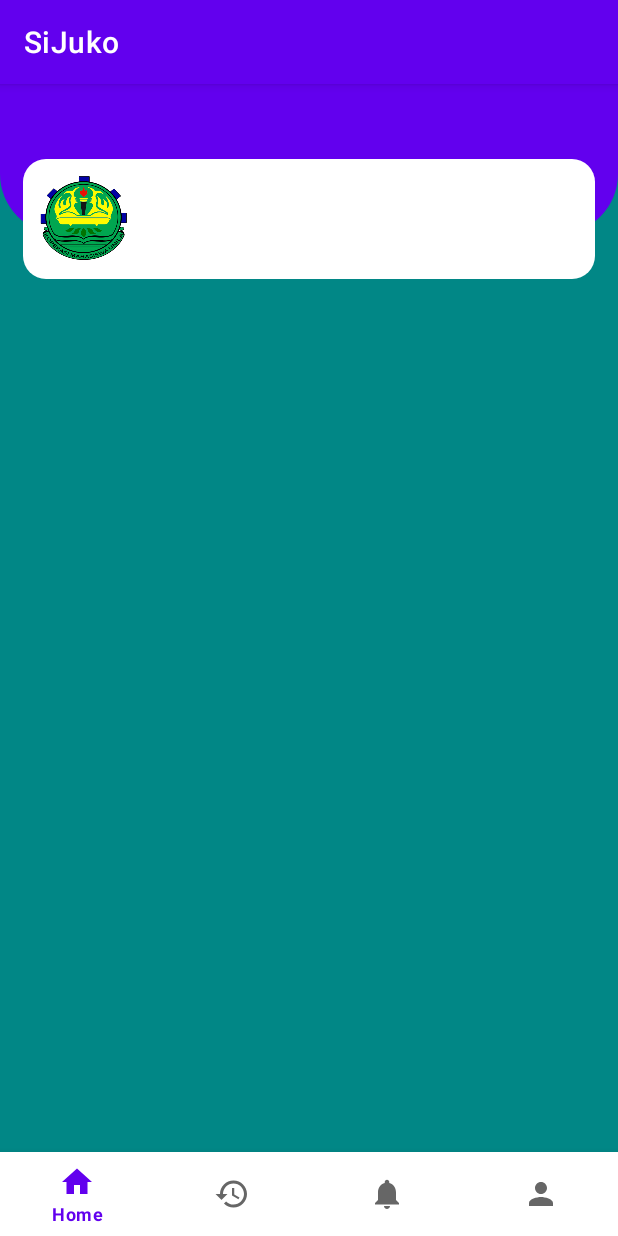
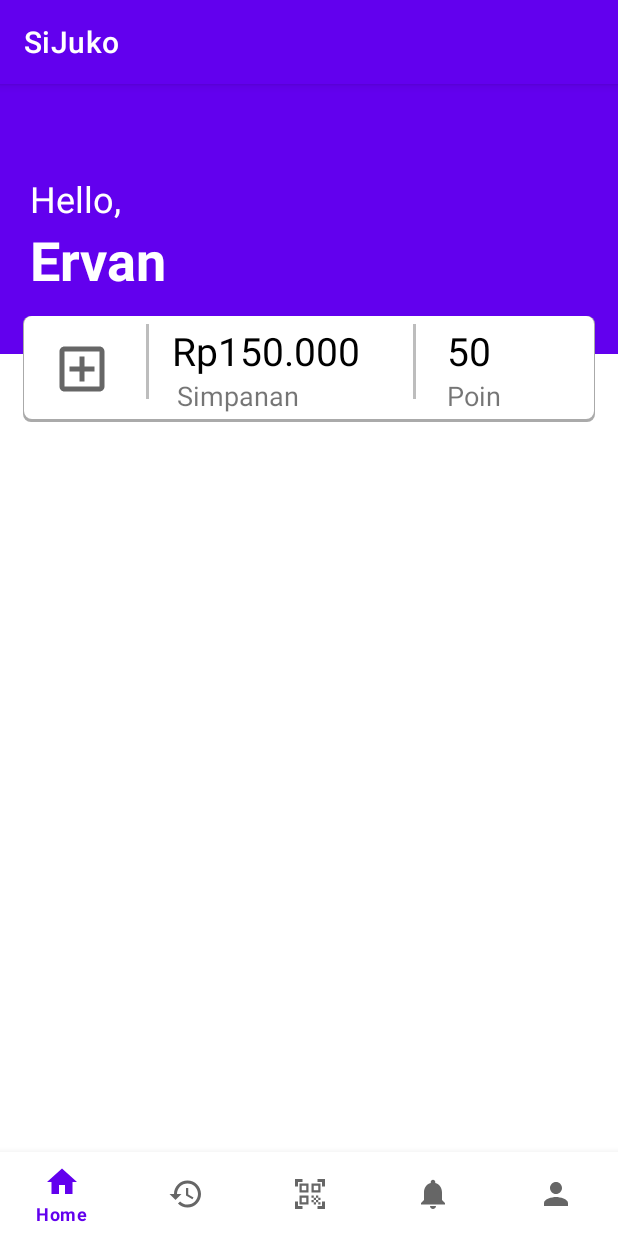
Before and after one commit to ervanchodry112/SiJuko, an Android app: the screen it shows after launch (MainActivity), on a phone screen of 412 x 824 dp. Run offline under Robolectric (Android 15) with nearby library versions, the phone set to English and light mode, and no system bars; libraries missing offline, so code that uses them is left out: com.budiyev.android.

Commit message:
add Scanner + Home

```diff
--- a/app/build.gradle
+++ b/app/build.gradle
@@ -39,6 +39,8 @@ dependencies {
     implementation 'androidx.lifecycle:lifecycle-viewmodel-ktx:2.4.1'
     implementation 'androidx.navigation:navigation-fragment:2.4.2'
     implementation 'androidx.navigation:navigation-ui:2.4.2'
+    implementation 'androidx.legacy:legacy-support-v4:1.0.0'
+    implementation 'com.github.yuriy-budiyev:code-scanner:2.1.2'
     testImplementation 'junit:junit:4.13.2'
     androidTestImplementation 'androidx.test.ext:junit:1.1.3'
     androidTestImplementation 'androidx.test.espresso:espresso-core:3.4.0'
--- a/app/src/main/AndroidManifest.xml
+++ b/app/src/main/AndroidManifest.xml
@@ -1,6 +1,11 @@
 <?xml version="1.0" encoding="utf-8"?>
 <manifest xmlns:android="http://schemas.android.com/apk/res/android"
     package="com.example.sijuko">
+    <uses-permission android:name="android.permission.CAMERA"/>
+
+    <uses-feature
+        android:name="android.hardware.camera"
+        android:required="true"/>
 
     <application
         android:allowBackup="true"
--- a/app/src/main/java/com/example/sijuko/MainActivity.java
+++ b/app/src/main/java/com/example/sijuko/MainActivity.java
@@ -8,24 +8,28 @@ import android.os.Bundle;
 import android.view.MenuItem;
 
 import com.example.sijuko.R;
+import com.example.sijuko.databinding.ActivityMainBinding;
 import com.google.android.material.bottomnavigation.BottomNavigationView;
 import com.google.android.material.navigation.NavigationBarView;
 
 public class MainActivity extends AppCompatActivity {
 
     BottomNavigationView bottomNavigationView;
+    ActivityMainBinding binding;
 
     com.example.sijuko.HomeFragment homeFragment = new com.example.sijuko.HomeFragment();
     com.example.sijuko.HistoryFragment historyFragment = new com.example.sijuko.HistoryFragment();
+    com.example.sijuko.ScannerFragment scannerFragment = new com.example.sijuko.ScannerFragment();
     com.example.sijuko.NotificationFragment notificationFragment = new com.example.sijuko.NotificationFragment();
     com.example.sijuko.ProfileFragment profileFragment = new com.example.sijuko.ProfileFragment();
 
     @Override
     protected void onCreate(Bundle savedInstanceState) {
         super.onCreate(savedInstanceState);
-        setContentView(R.layout.activity_main);
+        binding = ActivityMainBinding.inflate(getLayoutInflater());
+        setContentView(binding.getRoot());
 
-        bottomNavigationView = findViewById(R.id.battomNav);
+        bottomNavigationView = binding.battomNav;
 
         getSupportFragmentManager().beginTransaction().replace(R.id.container,homeFragment).commit();
         bottomNavigationView.setOnItemSelectedListener(new NavigationBarView.OnItemSelectedListener() {
@@ -39,6 +43,9 @@ public class MainActivity extends AppCompatActivity {
                     case R.id.history:
                         getSupportFragmentManager().beginTransaction().replace(R.id.container,historyFragment).commit();
                         return true;
+                    case R.id.qrscanner:
+                        getSupportFragmentManager().beginTransaction().replace(R.id.container,scannerFragment).commit();
+                        return true;
                     case R.id.notification:
                         getSupportFragmentManager().beginTransaction().replace(R.id.container,notificationFragment).commit();
                         return true;
--- /dev/null
+++ b/app/src/main/res/drawable/divider.xml
@@ -0,0 +1,4 @@
+<?xml version="1.0" encoding="utf-8"?>
+<shape xmlns:android="http://schemas.android.com/apk/res/android">
+    <solid android:color="@color/grey"/>
+</shape>
--- a/app/src/main/res/drawable/header.xml
+++ b/app/src/main/res/drawable/header.xml
@@ -2,6 +2,5 @@
 <shape xmlns:android="http://schemas.android.com/apk/res/android"
     android:shape="rectangle">
     <solid android:color="@color/purple_500"/>
-    <corners android:bottomLeftRadius="40dp" android:bottomRightRadius="40dp"/>
 
 </shape>
--- /dev/null
+++ b/app/src/main/res/drawable/ic_baseline_qr_code_scanner_24.xml
@@ -0,0 +1,10 @@
+<vector xmlns:android="http://schemas.android.com/apk/res/android"
+    android:width="24dp"
+    android:height="24dp"
+    android:viewportWidth="24"
+    android:viewportHeight="24"
+    android:tint="?attr/colorControlNormal">
+  <path
+      android:fillColor="@android:color/white"
+      android:pathData="M9.5,6.5v3h-3v-3H9.5M11,5H5v6h6V5L11,5zM9.5,14.5v3h-3v-3H9.5M11,13H5v6h6V13L11,13zM17.5,6.5v3h-3v-3H17.5M19,5h-6v6h6V5L19,5zM13,13h1.5v1.5H13V13zM14.5,14.5H16V16h-1.5V14.5zM16,13h1.5v1.5H16V13zM13,16h1.5v1.5H13V16zM14.5,17.5H16V19h-1.5V17.5zM16,16h1.5v1.5H16V16zM17.5,14.5H19V16h-1.5V14.5zM17.5,17.5H19V19h-1.5V17.5zM22,7h-2V4h-3V2h5V7zM22,22v-5h-2v3h-3v2H22zM2,22h5v-2H4v-3H2V22zM2,2v5h2V4h3V2H2z"/>
+</vector>
--- /dev/null
+++ b/app/src/main/res/drawable/ic_outline_add_box_24.xml
@@ -0,0 +1,10 @@
+<vector xmlns:android="http://schemas.android.com/apk/res/android"
+    android:width="40dp"
+    android:height="40dp"
+    android:viewportWidth="24"
+    android:viewportHeight="24"
+    android:tint="?attr/colorControlNormal">
+  <path
+      android:fillColor="@android:color/white"
+      android:pathData="M19,3L5,3c-1.11,0 -2,0.9 -2,2v14c0,1.1 0.89,2 2,2h14c1.1,0 2,-0.9 2,-2L21,5c0,-1.1 -0.9,-2 -2,-2zM19,19L5,19L5,5h14v14zM11,17h2v-4h4v-2h-4L13,7h-2v4L7,11v2h4z"/>
+</vector>
--- a/app/src/main/res/drawable/splash.xml
+++ b/app/src/main/res/drawable/splash.xml
@@ -1,8 +1,17 @@
 <?xml version="1.0" encoding="utf-8"?>
-<shape xmlns:android="http://schemas.android.com/apk/res/android"
-    android:shape="rectangle">
-    <solid android:color="@color/white"/>
-    <corners
-        android:radius="15dp"/>
-
-</shape>
+<layer-list xmlns:android="http://schemas.android.com/apk/res/android">
+    <item >
+        <shape
+            android:shape="rectangle">
+            <solid android:color="@android:color/darker_gray" />
+            <corners android:radius="5dp"/>
+        </shape>
+    </item>
+    <item android:right="1dp" android:left="1dp" android:bottom="2dp">
+        <shape
+            android:shape="rectangle">
+            <solid android:color="@android:color/white"/>
+            <corners android:radius="5dp"/>
+        </shape>
+    </item>
+</layer-list>
--- a/app/src/main/res/layout/fragment_home.xml
+++ b/app/src/main/res/layout/fragment_home.xml
@@ -1,32 +1,128 @@
 <?xml version="1.0" encoding="utf-8"?>
 <LinearLayout xmlns:android="http://schemas.android.com/apk/res/android"
+    xmlns:app="http://schemas.android.com/apk/res-auto"
     xmlns:tools="http://schemas.android.com/tools"
     android:layout_width="match_parent"
     android:layout_height="match_parent"
     android:orientation="vertical"
-    android:background="@color/teal_700"
     tools:context=".HomeFragment">
 
-    <!--header-->
-    <LinearLayout
+    <RelativeLayout
         android:layout_width="match_parent"
-        android:layout_height="100dp"
-        android:background="@drawable/header"/>
-    <LinearLayout
-        android:layout_marginRight="15dp"
-        android:layout_marginLeft="15dp"
-        android:layout_marginTop="-50dp"
+        android:layout_height="180dp"
+        android:background="@drawable/header">
+
+        <TextView
+            android:id="@+id/hello"
+            android:layout_width="match_parent"
+            android:layout_height="wrap_content"
+            android:layout_alignParentTop="true"
+            android:layout_marginTop="60dp"
+            android:text="Hello,"
+            android:textColor="@color/white"
+            android:textSize="24sp"
+            android:paddingLeft="20dp"/>
+
+        <TextView
+            android:id="@+id/name"
+            android:layout_width="match_parent"
+            android:layout_height="wrap_content"
+            android:text="@string/name"
+            android:layout_below="@id/hello"
+            android:textColor="@color/design_default_color_on_primary"
+            android:textSize="36sp"
+            android:textStyle="bold"
+            android:paddingLeft="20dp"/>
+    </RelativeLayout>
+
+    <RelativeLayout
+        android:id="@+id/mainInfo"
         android:layout_width="match_parent"
         android:layout_height="wrap_content"
-        android:background="@drawable/splash">
+        android:background="@drawable/splash"
+        app:layout_constraintEnd_toEndOf="parent"
+        app:layout_constraintStart_toStartOf="parent"
+        android:layout_marginHorizontal="15dp"
+        android:layout_marginTop="-25dp"
+        android:gravity="center_horizontal"
+        android:orientation="horizontal">
+
+        <ImageButton
+            android:id="@+id/addTransaction"
+            android:layout_width="wrap_content"
+            android:layout_height="wrap_content"
+            android:layout_marginVertical="5dp"
+            android:layout_marginRight="5dp"
+            android:layout_marginLeft="-5dp"
+            android:backgroundTint="@color/white"
+            android:src="@drawable/ic_outline_add_box_24" />
         <ImageView
-            android:layout_width="60dp"
-            android:layout_height="60dp"
-            android:layout_marginTop="10dp"
-            android:layout_marginBottom="10dp"
+            android:id="@+id/divider1"
+            android:layout_width="2dp"
+            android:layout_height="50dp"
+            android:src="@drawable/divider"
+            android:layout_toRightOf="@+id/addTransaction"
+            android:layout_margin="5dp"/>
+
+        <TextView
+            android:id="@+id/totalSimpanan"
+            android:layout_width="wrap_content"
+            android:layout_height="wrap_content"
             android:layout_marginLeft="10dp"
-            android:src="@drawable/kopma"/>
-    </LinearLayout>
+            android:layout_marginTop="5dp"
+            android:layout_marginRight="30dp"
+            android:layout_toRightOf="@id/divider1"
+            android:text="@string/totalSimpanan"
+            android:textColor="@color/black"
+            android:textSize="26sp" />
 
+        <TextView
+            android:id="@+id/simpanan"
+            android:layout_width="wrap_content"
+            android:layout_height="wrap_content"
+            android:layout_below="@id/totalSimpanan"
+            android:layout_marginLeft="13dp"
+            android:layout_marginBottom="5dp"
+            android:layout_toRightOf="@id/divider1"
+            android:text="@string/simwa"
+            android:textSize="18sp" />
+        <ImageView
+            android:id="@+id/divider2"
+            android:layout_width="2dp"
+            android:layout_height="50dp"
+            android:src="@drawable/divider"
+            android:layout_toRightOf="@id/totalSimpanan"
+            android:layout_margin="5dp"/>
+
+        <TextView
+            android:id="@+id/totalPoin"
+            android:layout_width="wrap_content"
+            android:layout_height="wrap_content"
+            android:layout_marginLeft="15dp"
+            android:layout_marginRight="50dp"
+            android:layout_marginTop="5dp"
+            android:layout_toRightOf="@id/divider2"
+            android:text="@string/totalPoin"
+            android:textSize="26sp"
+            android:textColor="@color/black"/>
+        <TextView
+            android:id="@+id/poin"
+            android:layout_width="wrap_content"
+            android:layout_height="wrap_content"
+            android:layout_toRightOf="@id/divider2"
+            android:layout_below="@id/totalPoin"
+            android:text="@string/poin"
+            android:layout_marginLeft="15dp"
+            android:layout_marginRight="50dp"
+            android:layout_marginBottom="5dp"
+            android:textSize="18sp"/>
+    </RelativeLayout>
+
+    <HorizontalScrollView
+        android:id="@+id/menuIcon"
+        android:layout_width="match_parent"
+        android:layout_height="wrap_content">
+
+    </HorizontalScrollView>
 
 </LinearLayout>
--- a/app/src/main/res/menu/bottom_nav_menu.xml
+++ b/app/src/main/res/menu/bottom_nav_menu.xml
@@ -9,6 +9,10 @@
         android:title="History"
         android:icon="@drawable/ic_baseline_history_24"/>
 
+    <item android:id="@+id/qrscanner"
+        android:title="Scan"
+        android:icon="@drawable/ic_baseline_qr_code_scanner_24"/>
+
     <item android:id="@+id/notification"
         android:title="Notification"
         android:icon="@drawable/ic_baseline_notifications_24"/>
--- a/app/src/main/res/values/colors.xml
+++ b/app/src/main/res/values/colors.xml
@@ -7,4 +7,6 @@
     <color name="teal_700">#FF018786</color>
     <color name="black">#FF000000</color>
     <color name="white">#FFFFFFFF</color>
+    <color name="light_grey">#EEE</color>
+    <color name="grey">#bdbdbd</color>
 </resources>
--- a/app/src/main/res/values/strings.xml
+++ b/app/src/main/res/values/strings.xml
@@ -5,4 +5,11 @@
     <string name="title_notifications">Notifications</string>
     <string name="sijuko">SiJuko</string>
     <string name="search">search</string>
+    <string name="name">Ervan</string>
+    <string name="totalSimpanan">Rp150.000</string>
+    <string name="simwa">Simpanan</string>
+    <string name="totalPoin">50</string>
+    <string name="poin">Poin</string>
+    <!-- TODO: Remove or change this placeholder text -->
+    <string name="hello_blank_fragment">Hello blank fragment</string>
 </resources>
--- a/settings.gradle
+++ b/settings.gradle
@@ -10,6 +10,7 @@ dependencyResolutionManagement {
     repositories {
         google()
         mavenCentral()
+        maven { url 'https://jitpack.io' }
     }
 }
 rootProject.name = "SiJuko"
```
Also changed, not shown: app/src/main/java/com/example/sijuko/ScannerFragment.java (added, +111 -0 lines), app/src/main/res/layout/fragment_scanner.xml (added, +24 -0 lines), app/src/main/res/navigation/mobile_navigation.xml (+3 -9 lines).
